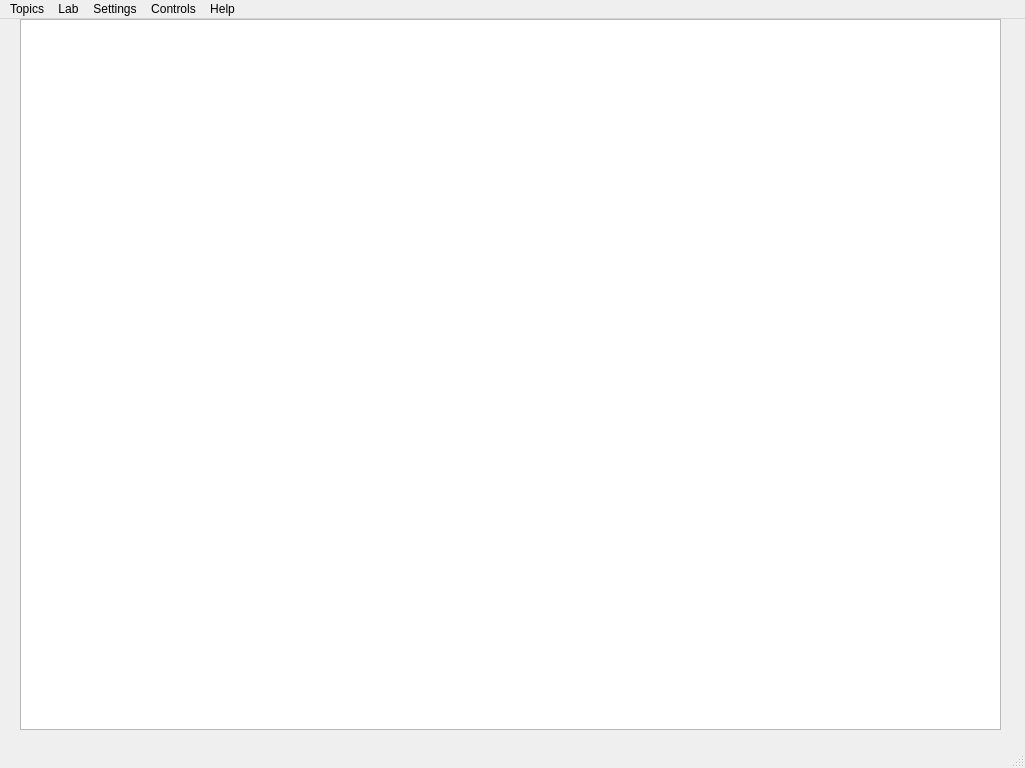
Qt form ui.ui (mehrdadeahady/CV_with_ML_and_DL) before a commit.
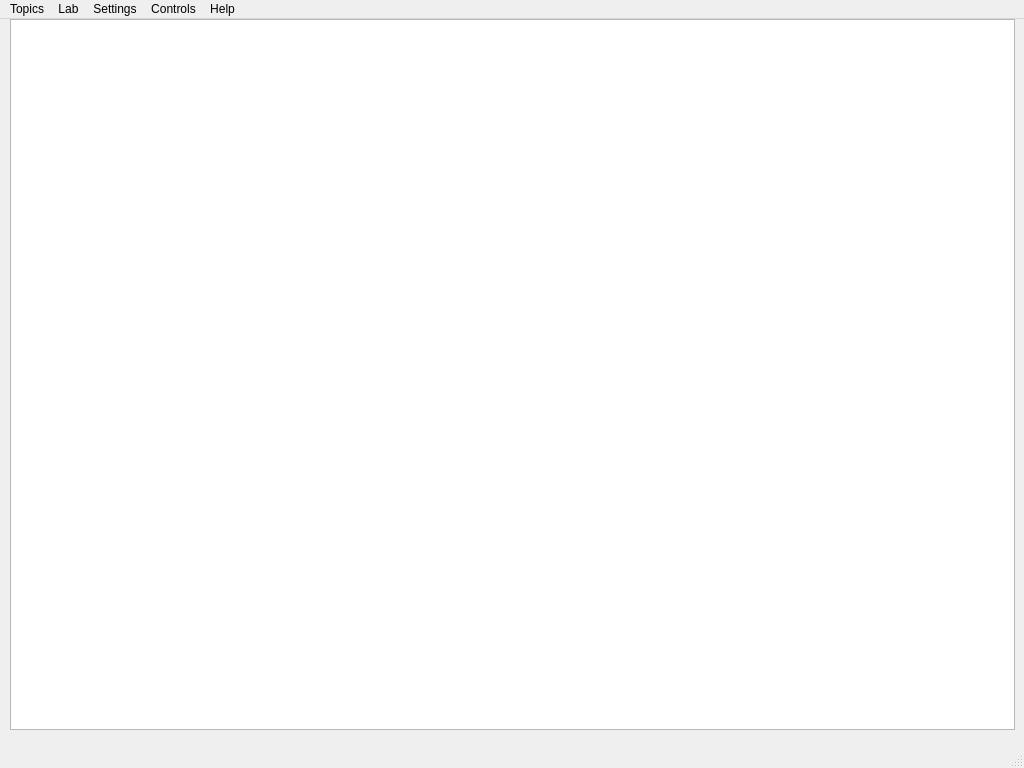
The same form after that commit. Icons and pictures are not drawn.

```diff
--- a/ui.ui
+++ b/ui.ui
@@ -6,16 +6,34 @@
    <rect>
     <x>0</x>
     <y>0</y>
-    <width>1025</width>
+    <width>1024</width>
     <height>768</height>
    </rect>
   </property>
   <property name="sizePolicy">
-   <sizepolicy hsizetype="MinimumExpanding" vsizetype="Preferred">
+   <sizepolicy hsizetype="Fixed" vsizetype="Fixed">
     <horstretch>0</horstretch>
     <verstretch>0</verstretch>
    </sizepolicy>
   </property>
+  <property name="minimumSize">
+   <size>
+    <width>1024</width>
+    <height>768</height>
+   </size>
+  </property>
+  <property name="maximumSize">
+   <size>
+    <width>1024</width>
+    <height>768</height>
+   </size>
+  </property>
+  <property name="baseSize">
+   <size>
+    <width>1024</width>
+    <height>768</height>
+   </size>
+  </property>
   <property name="windowTitle">
    <string>Computer Vision with Machine Learning and Deep Learning</string>
   </property>
@@ -24,6 +42,30 @@
     <normaloff>icons/eye.png</normaloff>icons/eye.png</iconset>
   </property>
   <widget class="QWidget" name="container">
+   <property name="sizePolicy">
+    <sizepolicy hsizetype="Fixed" vsizetype="Fixed">
+     <horstretch>0</horstretch>
+     <verstretch>0</verstretch>
+    </sizepolicy>
+   </property>
+   <property name="minimumSize">
+    <size>
+     <width>1024</width>
+     <height>714</height>
+    </size>
+   </property>
+   <property name="maximumSize">
+    <size>
+     <width>1024</width>
+     <height>714</height>
+    </size>
+   </property>
+   <property name="baseSize">
+    <size>
+     <width>1024</width>
+     <height>714</height>
+    </size>
+   </property>
    <widget class="QStackedWidget" name="pages">
     <property name="geometry">
      <rect>
@@ -33,6 +75,30 @@
       <height>711</height>
      </rect>
     </property>
+    <property name="sizePolicy">
+     <sizepolicy hsizetype="Fixed" vsizetype="Fixed">
+      <horstretch>0</horstretch>
+      <verstretch>0</verstretch>
+     </sizepolicy>
+    </property>
+    <property name="minimumSize">
+     <size>
+      <width>1011</width>
+      <height>711</height>
+     </size>
+    </property>
+    <property name="maximumSize">
+     <size>
+      <width>1011</width>
+      <height>711</height>
+     </size>
+    </property>
+    <property name="baseSize">
+     <size>
+      <width>1011</width>
+      <height>711</height>
+     </size>
+    </property>
     <property name="currentIndex">
      <number>6</number>
     </property>
@@ -132,15 +198,63 @@
      </widget>
     </widget>
     <widget class="QWidget" name="pageHelp_AboutAuthorDeveloper">
+     <property name="sizePolicy">
+      <sizepolicy hsizetype="Fixed" vsizetype="Fixed">
+       <horstretch>0</horstretch>
+       <verstretch>0</verstretch>
+      </sizepolicy>
+     </property>
+     <property name="minimumSize">
+      <size>
+       <width>1011</width>
+       <height>711</height>
+      </size>
+     </property>
+     <property name="maximumSize">
+      <size>
+       <width>1011</width>
+       <height>711</height>
+      </size>
+     </property>
+     <property name="baseSize">
+      <size>
+       <width>1011</width>
+       <height>711</height>
+      </size>
+     </property>
      <widget class="QTextEdit" name="Text_AboutAuthorDeveloper">
       <property name="geometry">
        <rect>
-        <x>10</x>
+        <x>0</x>
         <y>0</y>
-        <width>981</width>
+        <width>1005</width>
         <height>711</height>
        </rect>
       </property>
+      <property name="sizePolicy">
+       <sizepolicy hsizetype="Fixed" vsizetype="Fixed">
+        <horstretch>0</horstretch>
+        <verstretch>0</verstretch>
+       </sizepolicy>
+      </property>
+      <property name="minimumSize">
+       <size>
+        <width>1005</width>
+        <height>711</height>
+       </size>
+      </property>
+      <property name="maximumSize">
+       <size>
+        <width>1005</width>
+        <height>711</height>
+       </size>
+      </property>
+      <property name="baseSize">
+       <size>
+        <width>1005</width>
+        <height>711</height>
+       </size>
+      </property>
       <property name="html">
        <string>&lt;!DOCTYPE HTML PUBLIC &quot;-//W3C//DTD HTML 4.0//EN&quot; &quot;http://www.w3.org/TR/REC-html40/strict.dtd&quot;&gt;
 &lt;html&gt;&lt;head&gt;&lt;meta name=&quot;qrichtext&quot; content=&quot;1&quot; /&gt;&lt;meta charset=&quot;utf-8&quot; /&gt;&lt;style type=&quot;text/css&quot;&gt;
@@ -160,10 +274,16 @@
     <rect>
      <x>0</x>
      <y>0</y>
-     <width>1025</width>
+     <width>1024</width>
      <height>33</height>
     </rect>
    </property>
+   <property name="sizePolicy">
+    <sizepolicy hsizetype="Preferred" vsizetype="Preferred">
+     <horstretch>0</horstretch>
+     <verstretch>0</verstretch>
+    </sizepolicy>
+   </property>
    <property name="font">
     <font>
      <bold>false</bold>
```
Left out of the diff: 312 changed lines with no effect on the pictures.
